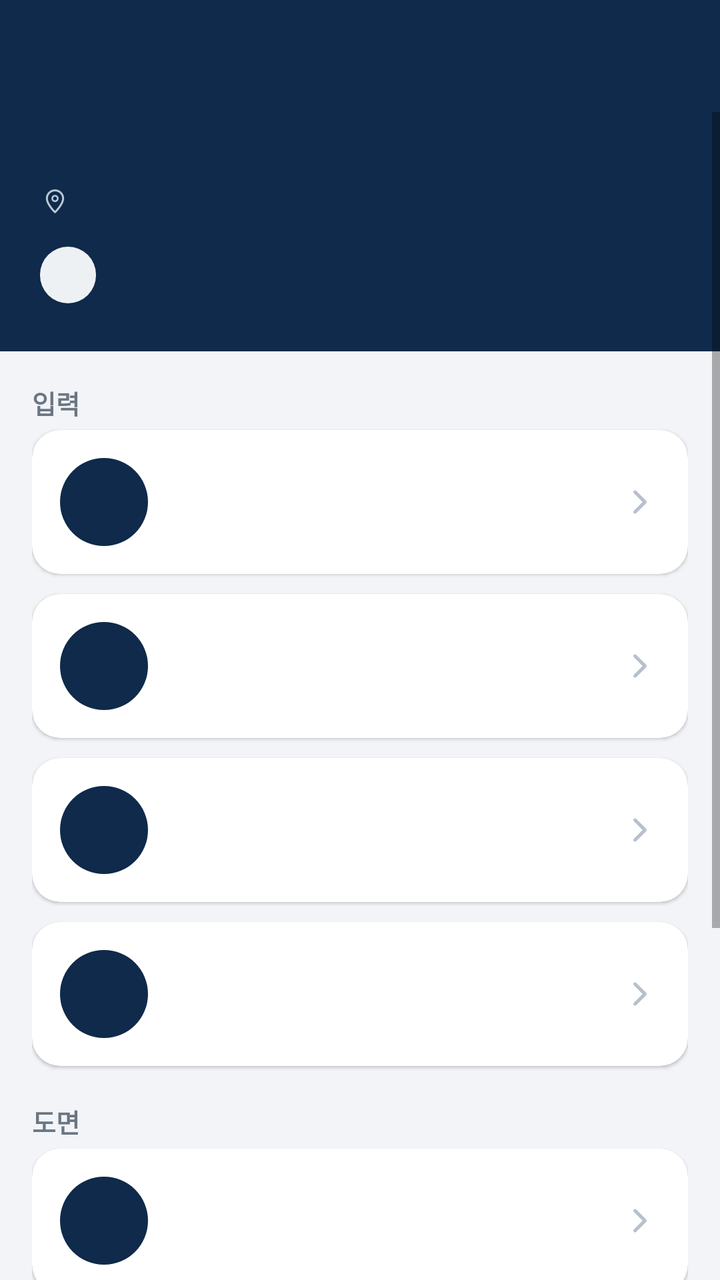
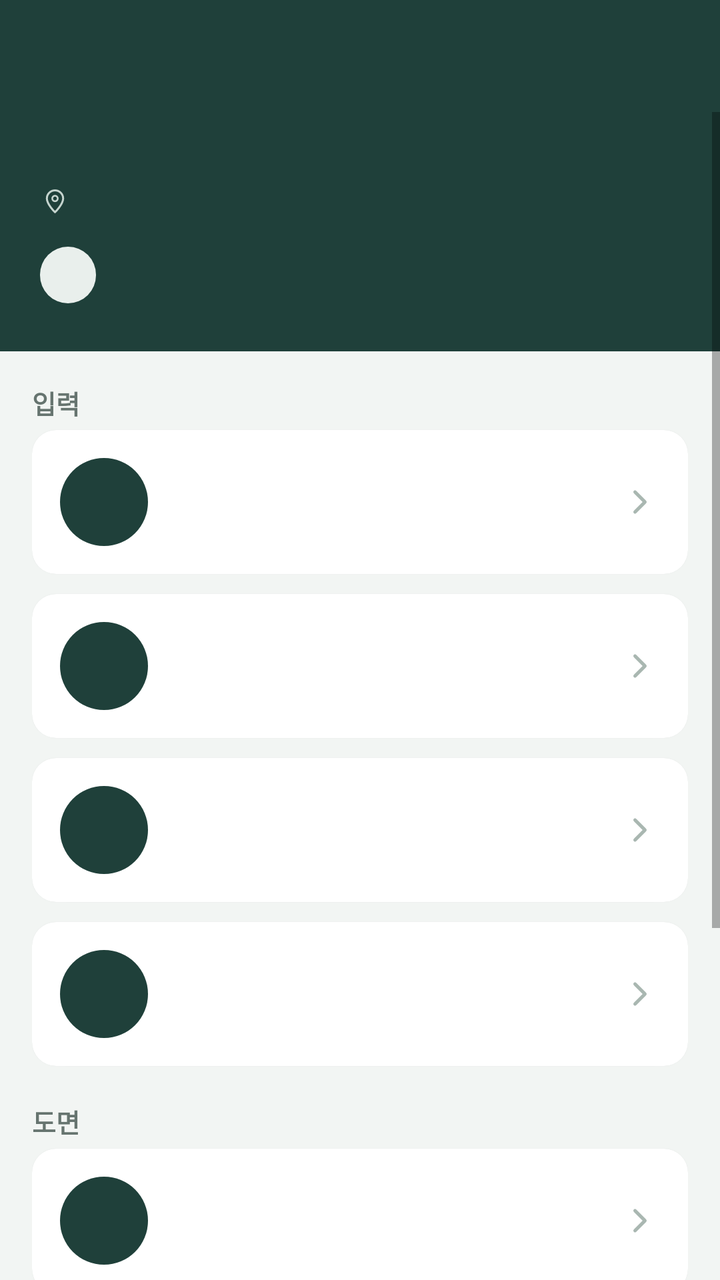

The first picture is an Android layout as it rendered before a commit; the second is the same layout after the commit. The layout source and the unified diff follow.
<!-- AndroidManifest.xml: activity theme Theme.Jijang -->
<!-- res/layout/activity_case_detail.xml -->
<?xml version="1.0" encoding="utf-8"?>
<LinearLayout xmlns:android="http://schemas.android.com/apk/res/android"
    xmlns:app="http://schemas.android.com/apk/res-auto"
    android:layout_width="match_parent"
    android:layout_height="match_parent"
    android:orientation="vertical"
    android:background="@color/background">

    <androidx.appcompat.widget.Toolbar
        android:id="@+id/toolbar"
        android:layout_width="match_parent"
        android:layout_height="?attr/actionBarSize"
        android:background="@color/primary"
        android:titleTextColor="@color/on_primary" />

    <ScrollView
        android:layout_width="match_parent"
        android:layout_height="match_parent"
        android:clipToPadding="false"
        android:paddingBottom="24dp">

        <LinearLayout
            android:layout_width="match_parent"
            android:layout_height="wrap_content"
            android:orientation="vertical">

            
            <LinearLayout
                android:layout_width="match_parent"
                android:layout_height="wrap_content"
                android:background="@color/primary"
                android:orientation="vertical"
                android:paddingHorizontal="20dp"
                android:paddingTop="4dp"
                android:paddingBottom="24dp">

                <TextView
                    android:id="@+id/textCaseName"
                    android:layout_width="match_parent"
                    android:layout_height="wrap_content"
                    android:textColor="@color/on_primary"
                    android:textSize="19sp"
                    android:textStyle="bold" />

                <LinearLayout
                    android:layout_width="match_parent"
                    android:layout_height="wrap_content"
                    android:layout_marginTop="6dp"
                    android:gravity="center_vertical"
                    android:orientation="horizontal">

                    <ImageView
                        android:layout_width="15dp"
                        android:layout_height="15dp"
                        android:contentDescription="@null"
                        android:src="@drawable/ic_location_pin"
                        app:tint="#B9C7D6" />

                    <TextView
                        android:id="@+id/textSiteAddress"
                        android:layout_width="0dp"
                        android:layout_height="wrap_content"
                        android:layout_marginStart="6dp"
                        android:layout_weight="1"
                        android:textColor="#B9C7D6"
                        android:textSize="13sp" />
                </LinearLayout>

                <TextView
                    android:id="@+id/textStatusChip"
                    android:layout_width="wrap_content"
                    android:layout_height="wrap_content"
                    android:layout_marginTop="14dp"
                    android:background="@drawable/bg_status_chip"
                    android:paddingHorizontal="14dp"
                    android:paddingVertical="6dp"
                    android:textSize="12sp"
                    android:textStyle="bold" />
            </LinearLayout>

            
            <LinearLayout
                android:layout_width="match_parent"
                android:layout_height="wrap_content"
                android:orientation="vertical"
                android:padding="16dp">

                <TextView style="@style/SubHeader" android:text="입력" android:layout_marginTop="0dp" />

                <androidx.cardview.widget.CardView
                    android:id="@+id/buttonEditChecklist"
                    android:layout_width="match_parent"
                    android:layout_height="wrap_content"
                    android:layout_marginBottom="10dp"
                    android:clickable="true"
                    android:focusable="true"
                    android:foreground="?attr/selectableItemBackground"
                    app:cardCornerRadius="14dp"
                    app:cardElevation="1dp">

                    <include layout="@layout/item_menu_row"
                        android:id="@+id/rowChecklist" />
                </androidx.cardview.widget.CardView>

                <androidx.cardview.widget.CardView
                    android:id="@+id/buttonManagePhotos"
                    android:layout_width="match_parent"
                    android:layout_height="wrap_content"
                    android:layout_marginBottom="10dp"
                    android:clickable="true"
                    android:focusable="true"
                    android:foreground="?attr/selectableItemBackground"
                    app:cardCornerRadius="14dp"
                    app:cardElevation="1dp">

                    <include layout="@layout/item_menu_row"
                        android:id="@+id/rowPhotos" />
                </androidx.cardview.widget.CardView>

                <androidx.cardview.widget.CardView
                    android:id="@+id/buttonWorkQuantity"
                    android:layout_width="match_parent"
                    android:layout_height="wrap_content"
                    android:layout_marginBottom="10dp"
                    android:clickable="true"
                    android:focusable="true"
                    android:foreground="?attr/selectableItemBackground"
                    app:cardCornerRadius="14dp"
                    app:cardElevation="1dp">

                    <include layout="@layout/item_menu_row"
                        android:id="@+id/rowWorkQuantity" />
                </androidx.cardview.widget.CardView>

                <androidx.cardview.widget.CardView
                    android:id="@+id/buttonRouteSegments"
                    android:layout_width="match_parent"
                    android:layout_height="wrap_content"
                    android:layout_marginBottom="10dp"
                    android:clickable="true"
                    android:focusable="true"
                    android:foreground="?attr/selectableItemBackground"
                    app:cardCornerRadius="14dp"
                    app:cardElevation="1dp">

                    <include layout="@layout/item_menu_row"
                        android:id="@+id/rowRouteSegments" />
                </androidx.cardview.widget.CardView>

                <TextView style="@style/SubHeader" android:text="도면" />

                <androidx.cardview.widget.CardView
                    android:id="@+id/buttonEditBefore"
                    android:layout_width="match_parent"
                    android:layout_height="wrap_content"
                    android:layout_marginBottom="10dp"
                    android:clickable="true"
                    android:focusable="true"
                    android:foreground="?attr/selectableItemBackground"
                    app:cardCornerRadius="14dp"
                    app:cardElevation="1dp">

                    <include layout="@layout/item_menu_row"
                        android:id="@+id/rowDiagramBefore" />
                </androidx.cardview.widget.CardView>

                <androidx.cardview.widget.CardView
                    android:id="@+id/buttonEditAfter"
                    android:layout_width="match_parent"
                    android:layout_height="wrap_content"
                    android:layout_marginBottom="10dp"
                    android:clickable="true"
                    android:focusable="true"
                    android:foreground="?attr/selectableItemBackground"
                    app:cardCornerRadius="14dp"
                    app:cardElevation="1dp">

                    <include layout="@layout/item_menu_row"
                        android:id="@+id/rowDiagramAfter" />
                </androidx.cardview.widget.CardView>

                <TextView style="@style/SubHeader" android:text="완료" />

                <androidx.cardview.widget.CardView
                    android:id="@+id/buttonExportExcel"
                    android:layout_width="match_parent"
                    android:layout_height="wrap_content"
                    android:clickable="true"
                    android:focusable="true"
                    android:foreground="?attr/selectableItemBackground"
                    app:cardBackgroundColor="@color/status_ok"
                    app:cardCornerRadius="14dp"
                    app:cardElevation="2dp">

                    <include layout="@layout/item_menu_row"
                        android:id="@+id/rowExport" />
                </androidx.cardview.widget.CardView>

            </LinearLayout>
        </LinearLayout>
    </ScrollView>
</LinearLayout>
<!-- res/layout/item_menu_row.xml (included above) -->
<?xml version="1.0" encoding="utf-8"?>
<LinearLayout xmlns:android="http://schemas.android.com/apk/res/android"
    android:layout_width="match_parent"
    android:layout_height="wrap_content"
    android:orientation="horizontal"
    android:gravity="center_vertical"
    android:padding="14dp">

    <ImageView
        android:id="@+id/imageIcon"
        android:layout_width="44dp"
        android:layout_height="44dp"
        android:background="@drawable/bg_icon_badge"
        android:contentDescription="@null"
        android:padding="11dp" />

    <LinearLayout
        android:layout_width="0dp"
        android:layout_height="wrap_content"
        android:layout_marginStart="14dp"
        android:layout_weight="1"
        android:orientation="vertical">

        <TextView
            android:id="@+id/textTitle"
            android:layout_width="match_parent"
            android:layout_height="wrap_content"
            android:textColor="@color/text_primary"
            android:textSize="15.5sp"
            android:textStyle="bold" />

        <TextView
            android:id="@+id/textSubtitle"
            android:layout_width="match_parent"
            android:layout_height="wrap_content"
            android:layout_marginTop="2dp"
            android:textColor="@color/text_secondary"
            android:textSize="12.5sp" />
    </LinearLayout>

    <ImageView
        android:layout_width="20dp"
        android:layout_height="20dp"
        android:contentDescription="@null"
        android:src="@drawable/ic_chevron_right" />
</LinearLayout>
<!-- resources referenced by this layout -->
<resources>
  <color name="background">#F2F4F7</color>
  <color name="on_primary">#FFFFFF</color>
  <color name="primary">#0F2A4A</color>
  <color name="status_ok">#1E8E5A</color>
  <color name="text_primary">#1B2430</color>
  <color name="text_secondary">#6B7684</color>
  <!-- drawable bg_icon_badge (drawable) -->
  <?xml version="1.0" encoding="utf-8"?>
  <shape xmlns:android="http://schemas.android.com/apk/res/android"
      android:shape="oval">
      <solid android:color="@color/primary" />
  </shape>
  <!-- drawable bg_status_chip (drawable) -->
  <?xml version="1.0" encoding="utf-8"?>
  <shape xmlns:android="http://schemas.android.com/apk/res/android">
      <solid android:color="@color/status_draft_bg" />
      <corners android:radius="20dp" />
  </shape>
  <!-- drawable ic_chevron_right (drawable) -->
  <vector xmlns:android="http://schemas.android.com/apk/res/android"
      android:width="24dp"
      android:height="24dp"
      android:viewportWidth="24"
      android:viewportHeight="24">
      <path
          android:pathData="M9,6 L15,12 L9,18"
          android:strokeColor="#B7C0CC"
          android:strokeWidth="2"
          android:strokeLineCap="round"
          android:strokeLineJoin="round"
          android:fillColor="#00000000" />
  </vector>
  <!-- drawable ic_location_pin (drawable) -->
  <vector xmlns:android="http://schemas.android.com/apk/res/android"
      android:width="24dp"
      android:height="24dp"
      android:viewportWidth="24"
      android:viewportHeight="24">
      <path
          android:pathData="M12,21 C12,21 5.5,14.7 5.5,10 C5.5,6.4 8.4,3.5 12,3.5 C15.6,3.5 18.5,6.4 18.5,10 C18.5,14.7 12,21 12,21 Z"
          android:strokeColor="#6B7684"
          android:strokeWidth="1.6"
          android:strokeLineJoin="round"
          android:fillColor="#00000000" />
      <path android:pathData="M9.8,10 a2.2,2.2 0 1,0 4.4,0 a2.2,2.2 0 1,0 -4.4,0" android:strokeColor="#6B7684" android:strokeWidth="1.4" android:fillColor="#00000000" />
  </vector>
  <style name="Theme.Jijang" parent="Theme.MaterialComponents.DayNight.NoActionBar">
          <item name="colorPrimary">@color/primary</item>
          <item name="colorPrimaryDark">@color/primary_dark</item>
          <item name="colorOnPrimary">@color/on_primary</item>
          <item name="colorSecondary">@color/accent</item>
          <item name="colorOnSecondary">@color/on_accent</item>
          <item name="android:windowBackground">@color/background</item>
  
          
          <item name="shapeAppearanceSmallComponent">@style/ShapeAppearance.Jijang.SmallComponent</item>
  
          <item name="materialButtonStyle">@style/Widget.Jijang.Button</item>
          <item name="materialButtonOutlinedStyle">@style/Widget.Jijang.Button.Outlined</item>
          <item name="borderlessButtonStyle">@style/Widget.Jijang.Button.Text</item>
      </style>
  <color name="status_draft_bg">#EEF1F4</color>
  <color name="primary_dark">#081A30</color>
  <color name="accent">#E8871E</color>
  <color name="on_accent">#FFFFFF</color>
  <style name="ShapeAppearance.Jijang.SmallComponent" parent="ShapeAppearance.MaterialComponents.SmallComponent">
          <item name="cornerSize">14dp</item>
      </style>
  <style name="Widget.Jijang.Button.Text" parent="Widget.MaterialComponents.Button.TextButton">
          <item name="android:textColor">@color/accent_dark</item>
          <item name="android:textAllCaps">false</item>
          <item name="android:letterSpacing">0</item>
      </style>
  <color name="accent_dark">#C96F0F</color>
  <!-- unchanged entries left out for length: 3 -->
</resources>

<!-- the commit's change to res/layout/activity_case_detail.xml (unified diff, before → after) -->
@@ -54,7 +54,7 @@
                         android:layout_height="15dp"
                         android:contentDescription="@null"
                         android:src="@drawable/ic_location_pin"
-                        app:tint="#B9C7D6" />
+                        app:tint="@color/on_primary_muted" />
 
                     <TextView
                         android:id="@+id/textSiteAddress"
@@ -62,7 +62,7 @@
                         android:layout_height="wrap_content"
                         android:layout_marginStart="6dp"
                         android:layout_weight="1"
-                        android:textColor="#B9C7D6"
+                        android:textColor="@color/on_primary_muted"
                         android:textSize="13sp" />
                 </LinearLayout>
 
@@ -95,8 +95,8 @@
                     android:clickable="true"
                     android:focusable="true"
                     android:foreground="?attr/selectableItemBackground"
-                    app:cardCornerRadius="14dp"
-                    app:cardElevation="1dp">
+                    app:cardCornerRadius="@dimen/card_radius"
+                    app:cardElevation="@dimen/card_elevation">
 
                     <include layout="@layout/item_menu_row"
                         android:id="@+id/rowChecklist" />
@@ -110,8 +110,8 @@
                     android:clickable="true"
                     android:focusable="true"
                     android:foreground="?attr/selectableItemBackground"
-                    app:cardCornerRadius="14dp"
-                    app:cardElevation="1dp">
+                    app:cardCornerRadius="@dimen/card_radius"
+                    app:cardElevation="@dimen/card_elevation">
 
                     <include layout="@layout/item_menu_row"
                         android:id="@+id/rowPhotos" />
@@ -125,8 +125,8 @@
                     android:clickable="true"
                     android:focusable="true"
                     android:foreground="?attr/selectableItemBackground"
-                    app:cardCornerRadius="14dp"
-                    app:cardElevation="1dp">
+                    app:cardCornerRadius="@dimen/card_radius"
+                    app:cardElevation="@dimen/card_elevation">
 
                     <include layout="@layout/item_menu_row"
                         android:id="@+id/rowWorkQuantity" />
@@ -140,8 +140,8 @@
                     android:clickable="true"
                     android:focusable="true"
                     android:foreground="?attr/selectableItemBackground"
-                    app:cardCornerRadius="14dp"
-                    app:cardElevation="1dp">
+                    app:cardCornerRadius="@dimen/card_radius"
+                    app:cardElevation="@dimen/card_elevation">
 
                     <include layout="@layout/item_menu_row"
                         android:id="@+id/rowRouteSegments" />
@@ -157,8 +157,8 @@
                     android:clickable="true"
                     android:focusable="true"
                     android:foreground="?attr/selectableItemBackground"
-                    app:cardCornerRadius="14dp"
-                    app:cardElevation="1dp">
+                    app:cardCornerRadius="@dimen/card_radius"
+                    app:cardElevation="@dimen/card_elevation">
 
                     <include layout="@layout/item_menu_row"
                         android:id="@+id/rowDiagramBefore" />
@@ -172,8 +172,8 @@
                     android:clickable="true"
                     android:focusable="true"
                     android:foreground="?attr/selectableItemBackground"
-                    app:cardCornerRadius="14dp"
-                    app:cardElevation="1dp">
+                    app:cardCornerRadius="@dimen/card_radius"
+                    app:cardElevation="@dimen/card_elevation">
 
                     <include layout="@layout/item_menu_row"
                         android:id="@+id/rowDiagramAfter" />
@@ -189,7 +189,7 @@
                     android:focusable="true"
                     android:foreground="?attr/selectableItemBackground"
                     app:cardBackgroundColor="@color/status_ok"
-                    app:cardCornerRadius="14dp"
+                    app:cardCornerRadius="@dimen/card_radius"
                     app:cardElevation="2dp">
 
                     <include layout="@layout/item_menu_row"
<!-- resource entries referenced after the edit -->
@@ -1,11 +1,14 @@
 <!-- resources referenced by this layout -->
 <resources>
-  <color name="background">#F2F4F7</color>
+  <color name="background">#F2F5F3</color>
   <color name="on_primary">#FFFFFF</color>
-  <color name="primary">#0F2A4A</color>
-  <color name="status_ok">#1E8E5A</color>
-  <color name="text_primary">#1B2430</color>
-  <color name="text_secondary">#6B7684</color>
+  <color name="on_primary_muted">#C5D4CE</color>
+  <color name="primary">#1F403A</color>
+  <color name="status_ok">#227A59</color>
+  <color name="text_primary">#1D2B27</color>
+  <color name="text_secondary">#66746F</color>
+  <dimen name="card_elevation">1dp</dimen>
+  <dimen name="card_radius">12dp</dimen>
   <!-- drawable bg_icon_badge (drawable) -->
   <?xml version="1.0" encoding="utf-8"?>
   <shape xmlns:android="http://schemas.android.com/apk/res/android"
@@ -26,7 +29,7 @@
       android:viewportHeight="24">
       <path
           android:pathData="M9,6 L15,12 L9,18"
-          android:strokeColor="#B7C0CC"
+          android:strokeColor="@color/icon_muted"
           android:strokeWidth="2"
           android:strokeLineCap="round"
           android:strokeLineJoin="round"
@@ -40,11 +43,11 @@
       android:viewportHeight="24">
       <path
           android:pathData="M12,21 C12,21 5.5,14.7 5.5,10 C5.5,6.4 8.4,3.5 12,3.5 C15.6,3.5 18.5,6.4 18.5,10 C18.5,14.7 12,21 12,21 Z"
-          android:strokeColor="#6B7684"
+          android:strokeColor="@color/text_secondary"
           android:strokeWidth="1.6"
           android:strokeLineJoin="round"
           android:fillColor="#00000000" />
-      <path android:pathData="M9.8,10 a2.2,2.2 0 1,0 4.4,0 a2.2,2.2 0 1,0 -4.4,0" android:strokeColor="#6B7684" android:strokeWidth="1.4" android:fillColor="#00000000" />
+      <path android:pathData="M9.8,10 a2.2,2.2 0 1,0 4.4,0 a2.2,2.2 0 1,0 -4.4,0" android:strokeColor="@color/text_secondary" android:strokeWidth="1.4" android:fillColor="#00000000" />
   </vector>
   <style name="Theme.Jijang" parent="Theme.MaterialComponents.DayNight.NoActionBar">
           <item name="colorPrimary">@color/primary</item>
@@ -52,6 +55,7 @@
           <item name="colorOnPrimary">@color/on_primary</item>
           <item name="colorSecondary">@color/accent</item>
           <item name="colorOnSecondary">@color/on_accent</item>
+          <item name="android:colorAccent">@color/accent</item>
           <item name="android:windowBackground">@color/background</item>
   
           
@@ -61,19 +65,20 @@
           <item name="materialButtonOutlinedStyle">@style/Widget.Jijang.Button.Outlined</item>
           <item name="borderlessButtonStyle">@style/Widget.Jijang.Button.Text</item>
       </style>
-  <color name="status_draft_bg">#EEF1F4</color>
-  <color name="primary_dark">#081A30</color>
-  <color name="accent">#E8871E</color>
+  <color name="status_draft_bg">#E9EFEC</color>
+  <color name="icon_muted">#A9B7B1</color>
+  <color name="primary_dark">#102C27</color>
+  <color name="accent">#D86532</color>
   <color name="on_accent">#FFFFFF</color>
   <style name="ShapeAppearance.Jijang.SmallComponent" parent="ShapeAppearance.MaterialComponents.SmallComponent">
-          <item name="cornerSize">14dp</item>
+          <item name="cornerSize">10dp</item>
       </style>
   <style name="Widget.Jijang.Button.Text" parent="Widget.MaterialComponents.Button.TextButton">
           <item name="android:textColor">@color/accent_dark</item>
           <item name="android:textAllCaps">false</item>
           <item name="android:letterSpacing">0</item>
       </style>
-  <color name="accent_dark">#C96F0F</color>
+  <color name="accent_dark">#B94925</color>
   <!-- unchanged entries left out for length: 3 -->
 </resources>
 
